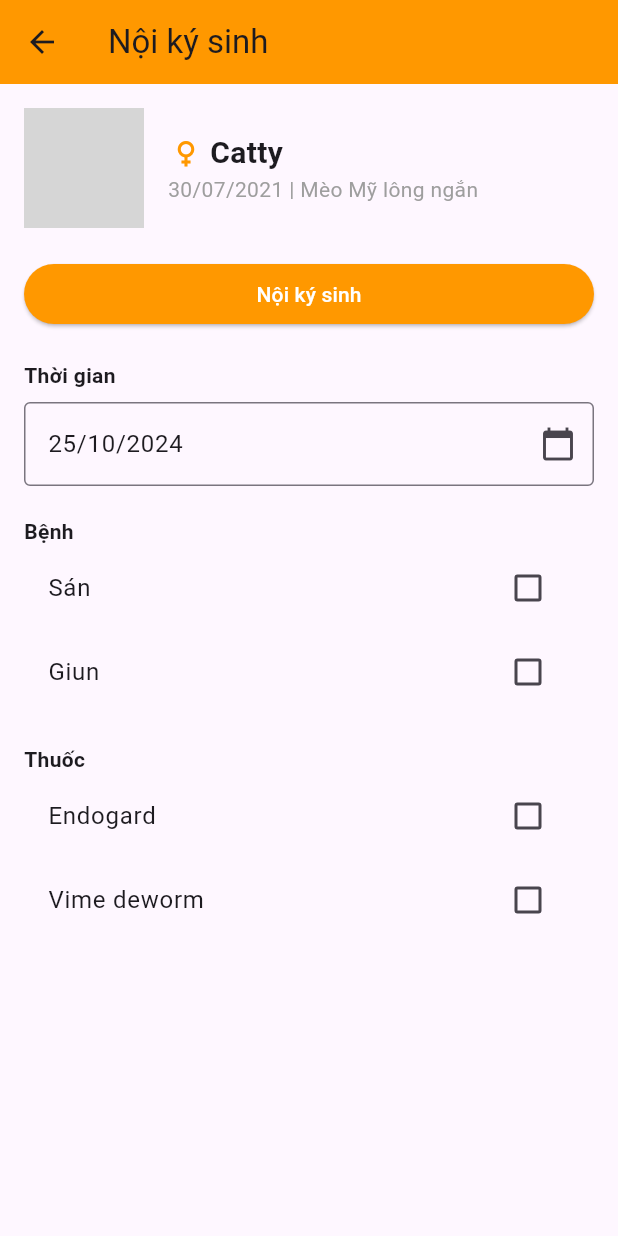
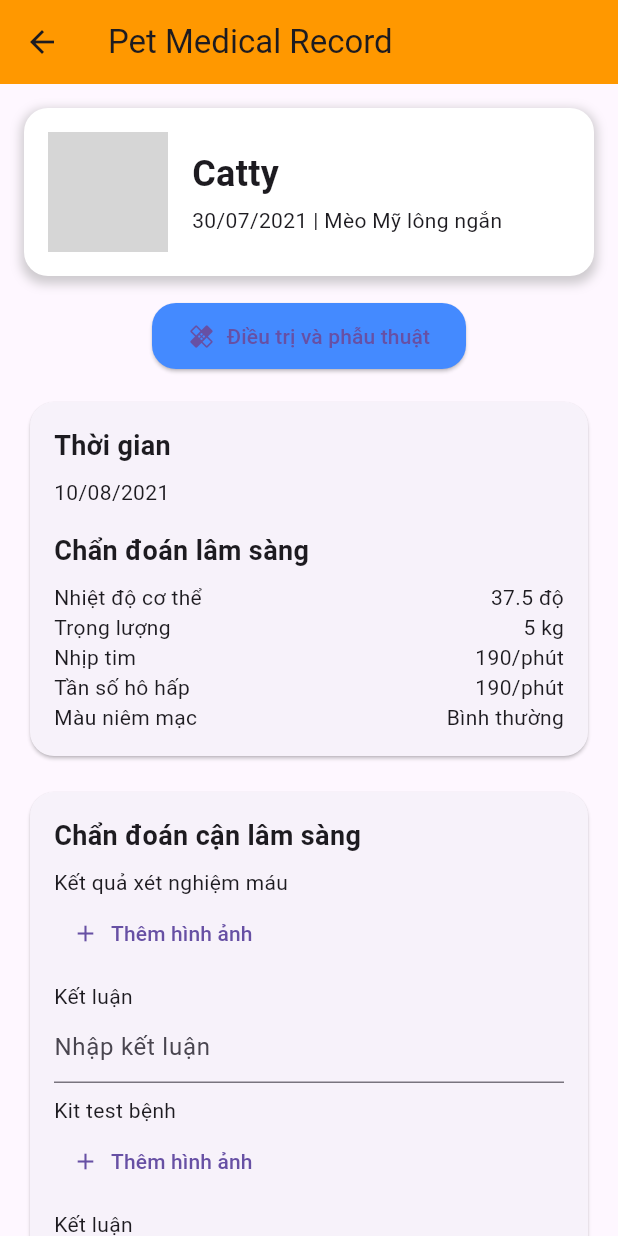
Before and after one commit to QuangHung2801/PetCareApp, a Flutter app: the screen it shows after launch, item 3 of the bottom bar chosen, after a tap on "Điều trị và phẫu thuật", on a phone screen of 412 x 824 dp. Run offline on Flutter 3.47's test engine with Material 3 defaults, Android fonts, the phone set to English and light mode, and no system bars; grey boxes are pictures that could not be loaded.

Commit message:
Cap nhat cac giao dien thêm các giao diện cơ bản nửa

```diff
--- a/lib/View/PetProfile/AddPetPage.dart
+++ b/lib/View/PetProfile/AddPetPage.dart
@@ -1,5 +1,4 @@
 import 'dart:convert';
-
 import 'package:flutter/material.dart';
 import 'package:http/http.dart' as http;
 
@@ -11,6 +10,7 @@ class AddPetPage extends StatefulWidget {
 class _AddPetPageState extends State<AddPetPage> {
   String? gender = "Con cái";
   String? neutered = "Chưa";
+  String? petType = "Chó"; // Lựa chọn mặc định cho loại động vật
   final TextEditingController nameController = TextEditingController();
   final TextEditingController descriptionController = TextEditingController();
   final TextEditingController birthdayController = TextEditingController();
@@ -24,11 +24,12 @@ class _AddPetPageState extends State<AddPetPage> {
     Map<String, dynamic> petData = {
       "name": nameController.text,
       "description": descriptionController.text,
-      "birthday": birthdayController.text, // Đảm bảo định dạng đúng
+      "birthday": birthdayController.text,
       "gender": gender,
       "neutered": neutered == "Rồi",
       "weight": double.parse(weightController.text),
-      "imageUrl": imageUrl // Cập nhật hình đại diện
+      "imageUrl": imageUrl,
+      "type": petType // Cập nhật loại động vật
     };
 
     try {
@@ -96,6 +97,7 @@ class _AddPetPageState extends State<AddPetPage> {
             ),
             SizedBox(height: 16),
             TextField(
+              controller: nameController,
               decoration: InputDecoration(
                 labelText: 'Tên thú cưng',
                 border: OutlineInputBorder(),
@@ -103,6 +105,7 @@ class _AddPetPageState extends State<AddPetPage> {
             ),
             SizedBox(height: 16),
             TextField(
+              controller: descriptionController,
               decoration: InputDecoration(
                 labelText: 'Mô tả về thú cưng',
                 border: OutlineInputBorder(),
@@ -110,6 +113,7 @@ class _AddPetPageState extends State<AddPetPage> {
             ),
             SizedBox(height: 16),
             TextField(
+              controller: birthdayController,
               decoration: InputDecoration(
                 labelText: 'Sinh nhật',
                 border: OutlineInputBorder(),
@@ -119,6 +123,26 @@ class _AddPetPageState extends State<AddPetPage> {
               onTap: () {
                 // Chọn ngày
               },
+            ),
+            SizedBox(height: 16),
+            Text('Category'),
+            DropdownButtonFormField<String>(
+              value: petType,
+              onChanged: (String? newValue) {
+                setState(() {
+                  petType = newValue;
+                });
+              },
+              items: <String>['Chó', 'Mèo', 'Chim', 'Thỏ', 'Khác']
+                  .map<DropdownMenuItem<String>>((String value) {
+                return DropdownMenuItem<String>(
+                  value: value,
+                  child: Text(value),
+                );
+              }).toList(),
+              decoration: InputDecoration(
+                border: OutlineInputBorder(),
+              ),
             ),
             SizedBox(height: 16),
             Text('Chọn giới tính'),
@@ -182,6 +206,7 @@ class _AddPetPageState extends State<AddPetPage> {
             ),
             SizedBox(height: 16),
             TextField(
+              controller: weightController,
               keyboardType: TextInputType.number,
               decoration: InputDecoration(
                 labelText: 'Cân nặng',
@@ -193,7 +218,7 @@ class _AddPetPageState extends State<AddPetPage> {
             Center(
               child: ElevatedButton(
                 onPressed: () {
-
+                  addPetProfile();
                 },
                 style: ElevatedButton.styleFrom(
                   backgroundColor: Colors.orange,
--- a/lib/View/PetProfile/MedicalRecord.dart
+++ b/lib/View/PetProfile/MedicalRecord.dart
@@ -0,0 +1,201 @@
+import 'package:flutter/material.dart';
+
+class GiaiPhauScreen extends StatelessWidget {
+  @override
+  Widget build(BuildContext context) {
+    return MaterialApp(
+      home: Scaffold(
+        appBar: AppBar(
+          title: Text("Pet Medical Record"),
+          backgroundColor: Colors.orange,
+          leading: IconButton(
+            icon: Icon(Icons.arrow_back),
+            onPressed: () {
+              Navigator.pop(context); // Quay lại trang trước
+            },
+          ),
+        ),
+        body: SingleChildScrollView(
+          child: Padding(
+            padding: const EdgeInsets.all(16.0),
+            child: Column(
+              children: [
+                // Header with pet image and name
+                Container(
+                  padding: EdgeInsets.all(16),
+                  decoration: BoxDecoration(
+                    color: Colors.white,
+                    borderRadius: BorderRadius.circular(16),
+                    boxShadow: [
+                      BoxShadow(
+                        color: Colors.grey.withOpacity(0.5),
+                        spreadRadius: 2,
+                        blurRadius: 5,
+                        offset: Offset(0, 3),
+                      ),
+                    ],
+                  ),
+                  child: Row(
+                    children: [
+                      CircleAvatar(
+                        radius: 40,
+                        backgroundImage: AssetImage('assets/cat.png'), // Replace with your image path
+                      ),
+                      SizedBox(width: 16),
+                      Column(
+                        crossAxisAlignment: CrossAxisAlignment.start,
+                        children: [
+                          Text(
+                            "Catty",
+                            style: TextStyle(
+                              fontSize: 24,
+                              fontWeight: FontWeight.bold,
+                            ),
+                          ),
+                          SizedBox(height: 4),
+                          Text("30/07/2021 | Mèo Mỹ lông ngắn"),
+                        ],
+                      ),
+                    ],
+                  ),
+                ),
+                SizedBox(height: 16),
+                // Treatment and Surgery button
+                ElevatedButton.icon(
+                  icon: Icon(Icons.healing),
+                  label: Text('Điều trị và phẫu thuật'),
+                  onPressed: () {},
+                  style: ElevatedButton.styleFrom(
+                    backgroundColor: Colors.blueAccent,
+                    padding: EdgeInsets.symmetric(vertical: 12, horizontal: 24),
+                    shape: RoundedRectangleBorder(
+                      borderRadius: BorderRadius.circular(16),
+                    ),
+                  ),
+                ),
+                SizedBox(height: 16),
+                // Date and Clinical Diagnosis
+                Card(
+                  shape: RoundedRectangleBorder(
+                    borderRadius: BorderRadius.circular(16),
+                  ),
+                  child: Padding(
+                    padding: const EdgeInsets.all(16.0),
+                    child: Column(
+                      crossAxisAlignment: CrossAxisAlignment.start,
+                      children: [
+                        Text(
+                          'Thời gian',
+                          style: TextStyle(
+                            fontSize: 18,
+                            fontWeight: FontWeight.bold,
+                          ),
+                        ),
+                        SizedBox(height: 8),
+                        Text('10/08/2021'),
+                        SizedBox(height: 16),
+                        Text(
+                          'Chẩn đoán lâm sàng',
+                          style: TextStyle(
+                            fontSize: 18,
+                            fontWeight: FontWeight.bold,
+                          ),
+                        ),
+                        SizedBox(height: 8),
+                        Row(
+                          mainAxisAlignment: MainAxisAlignment.spaceBetween,
+                          children: [
+                            Text('Nhiệt độ cơ thể'),
+                            Text('37.5 độ'),
+                          ],
+                        ),
+                        Row(
+                          mainAxisAlignment: MainAxisAlignment.spaceBetween,
+                          children: [
+                            Text('Trọng lượng'),
+                            Text('5 kg'),
+                          ],
+                        ),
+                        Row(
+                          mainAxisAlignment: MainAxisAlignment.spaceBetween,
+                          children: [
+                            Text('Nhịp tim'),
+                            Text('190/phút'),
+                          ],
+                        ),
+                        Row(
+                          mainAxisAlignment: MainAxisAlignment.spaceBetween,
+                          children: [
+                            Text('Tần số hô hấp'),
+                            Text('190/phút'),
+                          ],
+                        ),
+                        Row(
+                          mainAxisAlignment: MainAxisAlignment.spaceBetween,
+                          children: [
+                            Text('Màu niêm mạc'),
+                            Text('Bình thường'),
+                          ],
+                        ),
+                      ],
+                    ),
+                  ),
+                ),
+                SizedBox(height: 16),
+                // Additional diagnostics and conclusion
+                Card(
+                  shape: RoundedRectangleBorder(
+                    borderRadius: BorderRadius.circular(16),
+                  ),
+                  child: Padding(
+                    padding: const EdgeInsets.all(16.0),
+                    child: Column(
+                      crossAxisAlignment: CrossAxisAlignment.start,
+                      children: [
+                        Text(
+                          'Chẩn đoán cận lâm sàng',
+                          style: TextStyle(
+                            fontSize: 18,
+                            fontWeight: FontWeight.bold,
+                          ),
+                        ),
+                        SizedBox(height: 8),
+                        Text('Kết quả xét nghiệm máu'),
+                        TextButton.icon(
+                          icon: Icon(Icons.add),
+                          label: Text('Thêm hình ảnh'),
+                          onPressed: () {},
+                        ),
+                        SizedBox(height: 8),
+                        Text('Kết luận'),
+                        TextField(
+                          decoration: InputDecoration(
+                            hintText: 'Nhập kết luận',
+                          ),
+                        ),
+                        SizedBox(height: 8),
+                        Text('Kit test bệnh'),
+                        TextButton.icon(
+                          icon: Icon(Icons.add),
+                          label: Text('Thêm hình ảnh'),
+                          onPressed: () {},
+                        ),
+                        SizedBox(height: 8),
+                        Text('Kết luận'),
+                        TextField(
+                          decoration: InputDecoration(
+                            hintText: 'Nhập kết luận',
+                          ),
+                        ),
+                      ],
+                    ),
+                  ),
+                ),
+              ],
+            ),
+          ),
+        ),
+      ),
+    );
+  }
+}
--- a/lib/View/PetProfile/PetProfile.dart
+++ b/lib/View/PetProfile/PetProfile.dart
@@ -2,6 +2,7 @@ import 'package:flutter/material.dart';
 import 'package:ungdungchamsocthucung/View/PetProfile/vaccine.dart';
 
 import 'ExternalParasites.dart';
+import 'MedicalRecord.dart';
 import 'Parasite.dart';
 import 'medicalHistory.dart';
 
@@ -43,12 +44,12 @@ class PetHealthScreen extends StatelessWidget {
               crossAxisSpacing: 10.0,
               mainAxisSpacing: 10.0,
               children: [
-                _buildGridItem('Nội ký sinh', Icons.bug_report ,context, NoiKySinhScreen()),
-                _buildGridItem('Ngoại ký sinh', Icons.bug_report_outlined ,context, NgoaiKySinhScreen()),
-                _buildGridItem('Tiêm phòng Vaccine', Icons.vaccines,context, TiemPhongVaccineScreen()),
-                _buildGridItem('Điều trị và phẫu thuật', Icons.local_hospital,context, NoiKySinhScreen()),
-                _buildGridItem('Lịch sử điều trị bệnh', Icons.history,context, LichSuTriBenhScreen()),
-                _buildGridItem('Thông tin thú cưng', Icons.pets,context, NoiKySinhScreen()),
+                _buildGridItem('Nội ký sinh', Icons.bug_report, context, NoiKySinhScreen(), Colors.red),
+                _buildGridItem('Ngoại ký sinh', Icons.bug_report_outlined, context, NgoaiKySinhScreen(), Colors.green),
+                _buildGridItem('Tiêm phòng Vaccine', Icons.vaccines, context, TiemPhongVaccineScreen(), Colors.blue),
+                _buildGridItem('Điều trị và phẫu thuật', Icons.local_hospital, context, GiaiPhauScreen(), Colors.purple),
+                _buildGridItem('Lịch sử điều trị bệnh', Icons.history, context, LichSuTriBenhScreen(), Colors.orange),
+                _buildGridItem('Thông tin thú cưng', Icons.pets, context, NoiKySinhScreen(), Colors.teal),
               ],
             ),
           ),
@@ -57,7 +58,8 @@ class PetHealthScreen extends StatelessWidget {
     );
   }
 
-  Widget _buildGridItem(String title, IconData icon, BuildContext context, Widget destinationScreen) {
+  // Hàm tạo một mục lưới (grid item) với màu tùy chỉnh
+  Widget _buildGridItem(String title, IconData icon, BuildContext context, Widget destinationScreen, Color color) {
     return GestureDetector(
       onTap: () {
         Navigator.push(
@@ -67,7 +69,7 @@ class PetHealthScreen extends StatelessWidget {
       },
       child: Container(
         decoration: BoxDecoration(
-          color: Colors.orange,
+          color: color, // Sử dụng màu được truyền vào
           borderRadius: BorderRadius.circular(10.0),
         ),
         child: Column(
```
